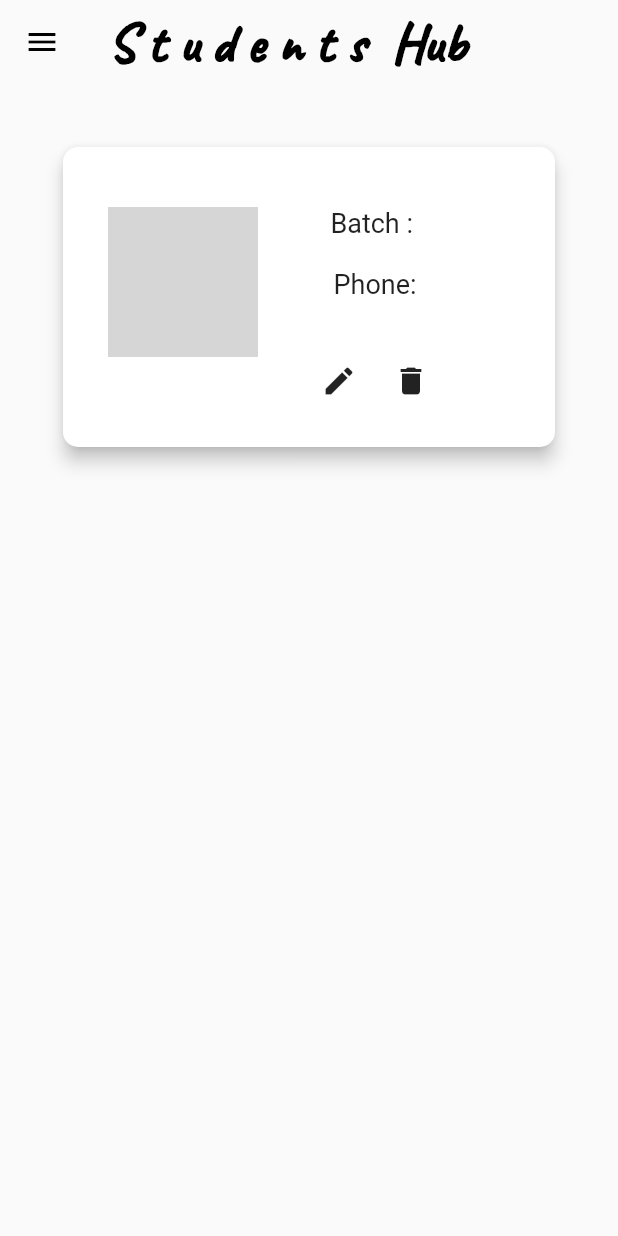
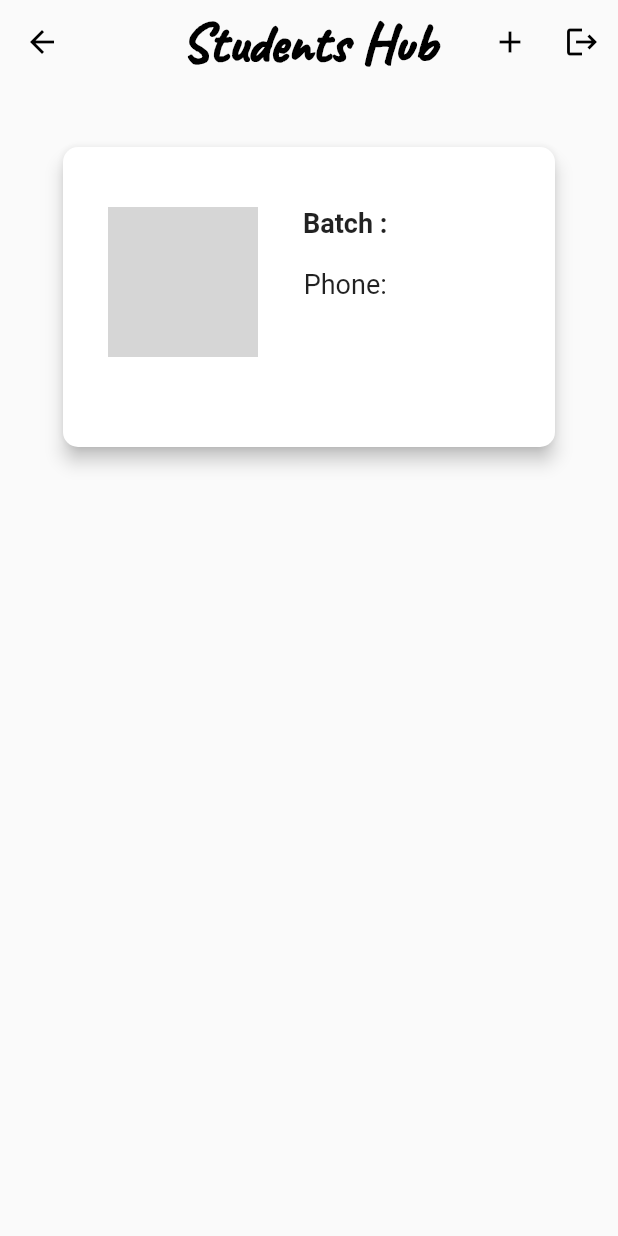
Before and after one commit to rahulsvaz/student_management, a Flutter app: the HomeScreen screen opened by its route, on a phone screen of 412 x 824 dp. Run offline on Flutter 3.47's test engine with Material 2 defaults, Android fonts, the phone set to English and light mode, and no system bars; drawn by our look-alikes of flutter_slidable; our stand-ins replace cloud_firestore, firebase_auth, firebase_core, firebase_storage, image_picker, lottie; accounts and stored records are empty; network calls fail; grey boxes are pictures that could not be loaded.

Commit message:
edit screen have a simple problem

```diff
--- /dev/null
+++ b/lib/Screens/home_screen.dart
@@ -0,0 +1,261 @@
+// ignore_for_file: use_build_context_synchronously, library_private_types_in_public_api
+
+import 'package:cloud_firestore/cloud_firestore.dart';
+import 'package:firebase_auth/firebase_auth.dart';
+import 'package:flutter/cupertino.dart';
+import 'package:flutter/material.dart';
+import 'package:flutter_slidable/flutter_slidable.dart';
+import 'package:student_management/Screens/add_student_screen.dart';
+import 'package:student_management/Screens/edit_student.dart';
+import 'package:student_management/widgets/size.dart';
+
+class HomeScreen extends StatefulWidget {
+  const HomeScreen({Key? key}) : super(key: key);
+
+  @override
+  _HomeScreenState createState() => _HomeScreenState();
+}
+
+class _HomeScreenState extends State<HomeScreen> {
+  final FirebaseAuth _auth = FirebaseAuth.instance;
+  final FirebaseFirestore _firestore = FirebaseFirestore.instance;
+
+  User? currentUser;
+
+  @override
+  void initState() {
+    super.initState();
+    currentUser = _auth.currentUser;
+  }
+
+  Future<void> _signOut() async {
+    await _auth.signOut();
+    Navigator.pop(context, 'login');
+  }
+
+  @override
+  Widget build(BuildContext context) {
+    return Scaffold(
+      appBar: AppBar(
+        centerTitle: true,
+        actions: [
+          IconButton(
+            onPressed: () {
+              Navigator.pushNamed(context, 'add_student');
+            },
+            icon: const Icon(Icons.add),
+          ),
+          IconButton(
+            onPressed: _signOut,
+            icon: const Icon(Icons.logout),
+          )
+        ],
+        title: const Text(
+          'Students Hub',
+          style: TextStyle(
+            color: Colors.black,
+            fontSize: 36,
+            fontWeight: FontWeight.w900,
+            fontFamily: 'Caveat',
+          ),
+        ),
+        iconTheme: const IconThemeData(color: Colors.black),
+        backgroundColor: Colors.transparent,
+        elevation: 0,
+      ),
+      body: Padding(
+        padding: const EdgeInsets.all(30.0),
+        child: StreamBuilder<QuerySnapshot>(
+          stream: _firestore
+              .collection('Students')
+              .where('userId', isEqualTo: currentUser!.uid)
+              .snapshots(),
+          builder: (context, snapshot) {
+            if (snapshot.hasError) {
+              return const Center(
+                child: Text('Some error occurred'),
+              );
+            }
+            if (snapshot.connectionState == ConnectionState.waiting) {
+              return const Center(
+                child: CupertinoActivityIndicator(),
+              );
+            }
+            if (snapshot.data!.docs.isEmpty) {
+              return const Center(
+                child: Text(
+                  'No Data Found',
+                  style: TextStyle(
+                    color: Colors.black,
+                    fontSize: 36,
+                    fontWeight: FontWeight.w900,
+                    fontFamily: 'Caveat',
+                  ),
+                ),
+              );
+            }
+            if (snapshot.hasData) {
+              return ListView.builder(
+                itemCount: snapshot.data!.docs.length,
+                itemBuilder: (context, index) {
+                  final studentData = snapshot.data!.docs[index];
+                  final name = studentData['name'];
+                  final age = studentData['age'];
+                  final place = studentData['place'];
+                  final batch = studentData['batch'];
+                  final phone = studentData['phone'];
+                  final image = studentData['image'];
+                  final docId = studentData.id;
+
+                  return Padding(
+                    padding: const EdgeInsets.all(8.0),
+                    child: Slidable(
+                      startActionPane: ActionPane(
+                        motion: const ScrollMotion(),
+                        children: [
+                          SlidableAction(
+                            onPressed: (c) async {
+                              await _firestore
+                                  .collection('Students')
+                                  .doc(docId)
+                                  .delete();
+                            },
+                            borderRadius:
+                                const BorderRadius.all(Radius.circular(20)),
+                            backgroundColor: const Color(0xFFFE4A49),
+                            foregroundColor: Colors.white,
+                            icon: Icons.delete,
+                            label: 'Delete',
+                          ),
+                        ],
+                      ),
+                      endActionPane: ActionPane(
+                        motion: const ScrollMotion(),
+                        children: [
+                          SlidableAction(
+                            flex: 2,
+                            onPressed: (context) {
+                              Navigator.push(
+                                context,
+                                MaterialPageRoute(
+                                  builder: (context) => EditStudent(
+                                    arguments: {
+                                      'name': name,
+                                      'phone': phone,
+                                      'age': age,
+                                      'place':place,
+                                      'image':image,
+                                      'batch':batch
+                                    },
+                                  ),
+                                ),
+                              );
+                            },
+                            borderRadius:
+                                const BorderRadius.all(Radius.circular(20)),
+                            backgroundColor: const Color(0xFF7BC043),
+                            foregroundColor: Colors.white,
+                            icon: Icons.archive,
+                            label: 'Edit',
+                          ),
+                        ],
+                      ),
+                      key: const ValueKey(0),
+                      child: Card(
+                        elevation: 5,
+                        shape: RoundedRectangleBorder(
+                          borderRadius: BorderRadius.circular(10),
+                        ),
+                        child: SizedBox(
+                          height: 200,
+                          width: 350,
+                          child: Row(
+                            mainAxisAlignment: MainAxisAlignment.start,
+                            crossAxisAlignment: CrossAxisAlignment.start,
+                            children: [
+                              Column(
+                                children: [
+                                  Padding(
+                                    padding: const EdgeInsets.only(
+                                      top: 40,
+                                      left: 30,
+                                    ),
+                                    child: SizedBox(
+                                      height: 100,
+                                      width: 100,
+                                      child: (image == null)
+                                          ? const CircleAvatar(
+                                              backgroundImage: AssetImage(
+                                                "assets/images/avatar.avif",
+                                              ),
+                                            )
+                                          : CircleAvatar(
+                                              backgroundImage:
+                                                  NetworkImage(image),
+                                            ),
+                                    ),
+                                  ),
+                                  const Height20(),
+                                  Container(
+                                    margin: const EdgeInsets.only(
+                                      left: 30,
+                                    ),
+                                    child: Text(
+                                      name,
+                                      style: const TextStyle(
+                                        fontSize: 20,
+                                        fontWeight: FontWeight.bold,
+                                      ),
+                                    ),
+                                  ),
+                                ],
+                              ),
+                              Column(
+                                children: [
+                                  Center(
+                                    child: Padding(
+                                      padding: const EdgeInsets.only(
+                                        top: 40.0,
+                                        left: 30,
+                                        bottom: 20,
+                                      ),
+                                      child: Column(
+                                        mainAxisAlignment:
+                                            MainAxisAlignment.spaceBetween,
+                                        children: [
+                                          Text(
+                                            'Batch : $batch',
+                                            style: const TextStyle(
+                                              fontSize: 18,
+                                              fontWeight: FontWeight.bold,
+                                            ),
+                                          ),
+                                          const Height20(),
+                                          Text(
+                                            'Phone: $phone',
+                                            style: const TextStyle(
+                                              fontSize: 18,
+                                            ),
+                                          ),
+                                        ],
+                                      ),
+                                    ),
+                                  ),
+                                ],
+                              ),
+                            ],
+                          ),
+                        ),
+                      ),
+                    ),
+                  );
+                },
+              );
+            }
+            return Container();
+          },
+        ),
+      ),
+    );
+  }
+}
--- a/lib/main.dart
+++ b/lib/main.dart
@@ -1,54 +1,54 @@
+import 'dart:developer';
+
 import 'package:firebase_auth/firebase_auth.dart';
 import 'package:flutter/material.dart';
 import 'package:provider/provider.dart';
-import 'package:student_management/view/screens/view/add_student_screen.dart';
 import 'package:firebase_core/firebase_core.dart';
-import 'package:student_management/view/screens/view/edit_student.dart';
-import 'package:student_management/view/screens/view/forget_password.dart';
-import 'package:student_management/view/screens/view/home_screen.dart';
-import 'package:student_management/view/screens/view/login_screen.dart';
-import 'package:student_management/view/screens/view/sign_up.dart';
+import 'package:student_management/Screens/add_student_screen.dart';
+import 'package:student_management/Screens/forget_password.dart';
+import 'package:student_management/Screens/home_screen.dart';
+import 'package:student_management/Screens/login_screen.dart';
+import 'package:student_management/Screens/sign_up.dart';
 import 'package:student_management/viewModel/firebase_provider.dart';
-import 'firebase_options.dart';
+import 'firebase/firebase_options.dart';
 
 void main() async {
   WidgetsFlutterBinding.ensureInitialized();
+
+  try {
     await Firebase.initializeApp(
       options: DefaultFirebaseOptions.currentPlatform,
     );
-  runApp(MultiProvider(
+  } catch (e) {
+
+    log('Firebase initialization error: $e');
+  }
+
+  runApp(
+    MultiProvider(
       providers: [
         ChangeNotifierProvider(create: (context) => FireBaseProvider()),
       ],
       child: const MyApp(),
-  ));
+    ),
+  );
 }
 
-class MyApp extends StatefulWidget {
-  const MyApp({super.key});
-
-  @override
-  State<MyApp> createState() => _MyAppState();
-}
-
-class _MyAppState extends State<MyApp> {
-  User? user;
-  @override
-  void initState() {
-    user = FirebaseAuth.instance.currentUser;
-    super.initState();
-  }
+class MyApp extends StatelessWidget {
+  const MyApp({Key? key}) : super(key: key);
 
   @override
   Widget build(BuildContext context) {
+    final user = FirebaseAuth.instance.currentUser;
+
     return MaterialApp(
       debugShowCheckedModeBanner: false,
-      themeAnimationCurve: Curves.bounceIn,
       theme: ThemeData(
         colorScheme: ColorScheme.fromSeed(
           brightness: Brightness.light,
           seedColor: const Color.fromARGB(255, 65, 69, 2),
-      )),
+        ),
+      ),
       title: 'Student Management App',
       initialRoute: user != null ? 'home' : 'login',
       routes: {
@@ -57,9 +57,6 @@ class _MyAppState extends State<MyApp> {
         'home': (context) => const HomeScreen(),
         'signUp': (context) => const SignUp(),
         'forgot': (context) => const ForgetPassword(),
-        //'edit':(context) =>  const EditStudent(arguments:{},)
-
-
       },
     );
   }
--- a/lib/view/screens/view/home_screen.dart
+++ /dev/null
@@ -1,215 +0,0 @@
-import 'package:cloud_firestore/cloud_firestore.dart';
-import 'package:firebase_auth/firebase_auth.dart';
-import 'package:flutter/cupertino.dart';
-import 'package:flutter/material.dart';
-import 'package:student_management/view/screens/view/edit_student.dart';
-import 'package:student_management/widgets/size.dart';
-
-class HomeScreen extends StatefulWidget {
-  const HomeScreen({super.key});
-
-  @override
-  State<HomeScreen> createState() => _HomeScreenState();
-}
-
-class _HomeScreenState extends State<HomeScreen> {
-  @override
-  Widget build(BuildContext context) {
-    User? currentUer = FirebaseAuth.instance.currentUser;
-    return Scaffold(
-      appBar: AppBar(
-        title: const Text(
-          'S t u d e n t s  Hub',
-          style: TextStyle(
-              color: Colors.black,
-              fontSize: 36,
-              fontWeight: FontWeight.w900,
-              fontFamily: 'Caveat'),
-        ),
-        iconTheme: const IconThemeData(color: Colors.black),
-        backgroundColor: Colors.transparent,
-        elevation: 0,
-      ),
-      drawer: Drawer(
-        width: 200,
-        child: Center(
-          child: Column(mainAxisAlignment: MainAxisAlignment.center, children: [
-            const Text('hii'),
-            const Height20(),
-            const Text('hello'),
-            IconButton(
-              onPressed: () {
-                FirebaseAuth.instance.signOut().then((value) =>
-                    Navigator.pushReplacementNamed(context, 'login'));
-              },
-              icon: const Icon(Icons.logout),
-            ),
-            IconButton(
-              onPressed: () {
-                Navigator.pushNamed(context, 'add_student');
-              },
-              icon: const Icon(Icons.add),
-            )
-          ]),
-        ),
-      ),
-      body: Padding(
-          padding: const EdgeInsets.all(30.0),
-          child: StreamBuilder(
-            stream: FirebaseFirestore.instance
-                .collection('Students')
-                .where('userId', isEqualTo: currentUer!.uid)
-                .snapshots(),
-            builder: (context, AsyncSnapshot<QuerySnapshot> snapshot) {
-              if (snapshot.hasError) {
-                return const Center(
-                  child: Text('Some error occurred'),
-                );
-              }
-              if (snapshot.connectionState == ConnectionState.waiting) {
-                return const Center(
-                  child: CupertinoActivityIndicator(),
-                );
-              }
-              if (snapshot.data!.docs.isEmpty) {
-                return const Center(
-                  child: Text('no data found'),
-                );
-              }
-              if (snapshot.data != null && snapshot.hasData) {
-                return ListView.builder(
-                  itemCount: snapshot.data!.docs.length,
-                  itemBuilder: (context, index) {
-                    var name = snapshot.data!.docs[index]['name'];
-                    var batch = snapshot.data!.docs[index]['batch'];
-                  var age = snapshot.data!.docs[index]['age'];
-                   var place = snapshot.data!.docs[index]['place'];
-                    var phone = snapshot.data!.docs[index]['phone'];
-                    var image = snapshot.data!.docs[index]['image'];
-                    var docId = snapshot.data!.docs[index].id;
-
-                    return Padding(
-                      padding: const EdgeInsets.all(8.0),
-                      child: Card(
-                        elevation: 5,
-                        shape: RoundedRectangleBorder(
-                            borderRadius: BorderRadius.circular(10)),
-                        child: SizedBox(
-                          height: 200,
-                          width: 350,
-                          child: Row(
-                            mainAxisAlignment: MainAxisAlignment.start,
-                            crossAxisAlignment: CrossAxisAlignment.start,
-                            children: [
-                              Column(
-                                children: [
-                                  Padding(
-                                    padding: const EdgeInsets.only(
-                                        top: 40, left: 30),
-                                    child: SizedBox(
-                                        height: 100,
-                                        width: 100,
-                                        child: (image == null)
-                                            ? const CircleAvatar(
-                                                backgroundImage: AssetImage(
-                                                    "assets/images/avatar.avif"),
-                                              )
-                                            : CircleAvatar(
-                                                backgroundImage:
-                                                    NetworkImage(image),
-                                              )),
-                                  ),
-                                  const Height20(),
-                                  Container(
-                                      margin: const EdgeInsets.only(
-                                        left: 30,
-                                      ),
-                                      child: Text(
-                                        name,
-                                        style: const TextStyle(
-                                            fontSize: 20,
-                                            fontWeight: FontWeight.bold),
-                                      ))
-                                ],
-                              ),
-                              Column(
-                                children: [
-                                  Center(
-                                    child: Padding(
-                                      padding: const EdgeInsets.only(
-                                          top: 40.0, left: 30, bottom: 20),
-                                      child: Column(
-                                        mainAxisAlignment:
-                                            MainAxisAlignment.spaceBetween,
-                                        children: [
-                                          Text(
-                                            'Batch : $batch',
-                                            style:
-                                                const TextStyle(fontSize: 18),
-                                          ),
-                                          const Height20(),
-                                          Text(
-                                            'Phone:$phone',
-                                            style:
-                                                const TextStyle(fontSize: 18),
-                                          ),
-                                          Padding(
-                                            padding:
-                                                const EdgeInsets.only(top: 30),
-                                            child: Row(
-                                              children: [
-                                                IconButton(
-                                                    onPressed: () {
-                                                      Navigator.push(
-                                                        context,
-                                                        MaterialPageRoute(
-                                                          builder: (context) =>
-                                                              EditStudent(
-                                                            arguments: {
-                                                              'name': name,
-                                                              'batch': batch,
-                                                              'place': place,
-                                                              'age': age,
-                                                              'phone': phone,
-                                                              'image': image,
-                                                            },
-                                                          ),
-                                                        ),
-                                                      );
-                                                    },
-                                                    icon:
-                                                        const Icon(Icons.edit)),
-                                                IconButton(
-                                                  onPressed: () async {
-                                                    await FirebaseFirestore
-                                                        .instance
-                                                        .collection('Students')
-                                                        .doc(docId)
-                                                        .delete();
-                                                  },
-                                                  icon:
-                                                      const Icon(Icons.delete),
-                                                ),
-                                              ],
-                                            ),
-                                          )
-                                        ],
-                                      ),
-                                    ),
-                                  )
-                                ],
-                              )
-                            ],
-                          ),
-                        ),
-                      ),
-                    );
-                  },
-                );
-              }
-              return Container();
-            },
-          )),
-    );
-  }
-}
--- a/pubspec.yaml
+++ b/pubspec.yaml
@@ -44,6 +44,8 @@ dependencies:
   firebase_storage: ^11.2.7
   cloud_firestore: ^4.9.2
   image_picker: ^1.0.4
+  flutter_slidable: ^3.0.0
+  animated_text_kit: ^4.2.2
 
 dev_dependencies:
   flutter_test:
```
Also changed, not shown: lib/Screens/add_student_screen.dart (renamed from lib/view/screens/view/add_student_screen.dart, +13 -19 lines), lib/Screens/edit_student.dart (renamed from lib/view/screens/view/edit_student.dart, +27 -25 lines), lib/Screens/forget_password.dart (renamed from lib/view/screens/view/forget_password.dart), lib/Screens/login_screen.dart (renamed from lib/view/screens/view/login_screen.dart), lib/Screens/sign_up.dart (renamed from lib/view/screens/view/sign_up.dart), lib/firebase/firebase_options.dart (renamed from lib/firebase_options.dart), lib/view/screens/view/sample.dart (deleted), lib/widgets/sa.dart (added), pubspec.lock. Lines whose indentation alone changed are shown as unchanged.
